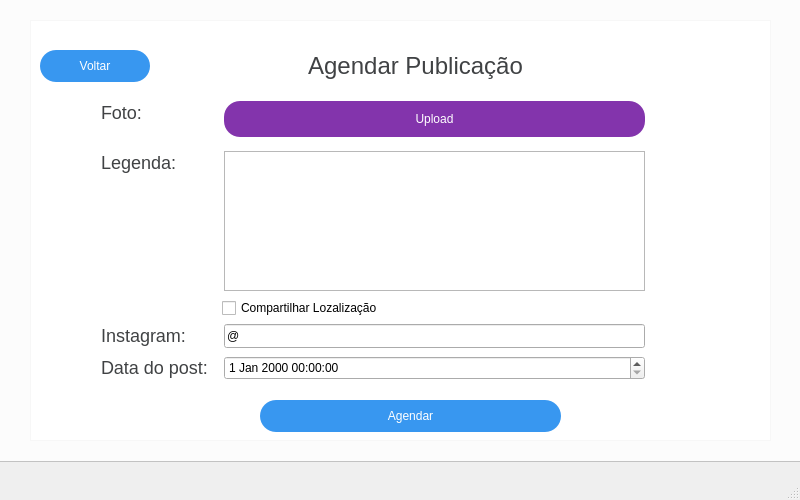
Qt form post_scheduler.ui (gabrielloliveira/instascheduler) before a commit.
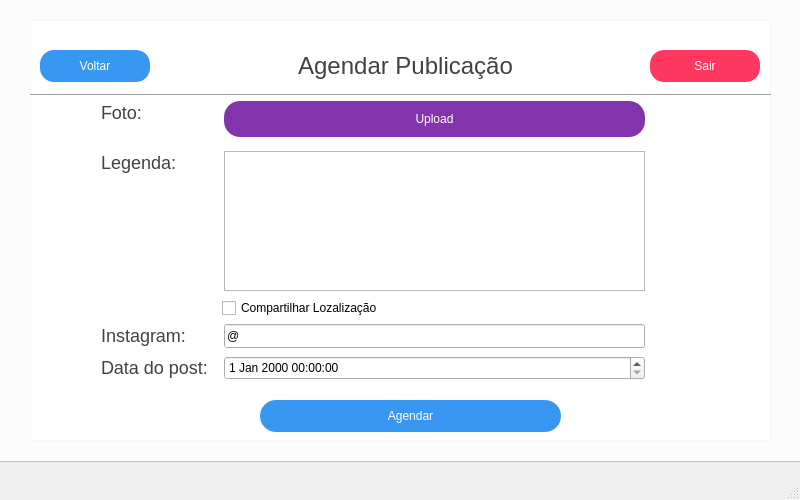
The same form after that commit.

Commit message: adicionado menu na tela de postagem

What changed in the file:
```diff
--- a/post_scheduler.ui
+++ b/post_scheduler.ui
@@ -33,7 +33,7 @@
     </property>
     <property name="geometry">
      <rect>
-      <x>280</x>
+      <x>270</x>
       <y>50</y>
       <width>271</width>
       <height>31</height>
@@ -104,28 +104,6 @@
 border: 1px solid #f7f7f7;</string>
     </property>
    </widget>
-   <widget class="QPushButton" name="button_home">
-    <property name="geometry">
-     <rect>
-      <x>40</x>
-      <y>50</y>
-      <width>110</width>
-      <height>32</height>
-     </rect>
-    </property>
-    <property name="cursor">
-     <cursorShape>PointingHandCursor</cursorShape>
-    </property>
-    <property name="styleSheet">
-     <string notr="true">background-color: #3897f0;
-color: white;
-border-color: #3897f0;
-border-radius: 16px;</string>
-    </property>
-    <property name="text">
-     <string>Voltar</string>
-    </property>
-   </widget>
    <widget class="QWidget" name="layoutWidget">
     <property name="geometry">
      <rect>
@@ -287,13 +265,69 @@
      </rect>
     </property>
    </widget>
+   <widget class="Line" name="line">
+    <property name="geometry">
+     <rect>
+      <x>30</x>
+      <y>80</y>
+      <width>741</width>
+      <height>31</height>
+     </rect>
+    </property>
+    <property name="orientation">
+     <enum>Qt::Horizontal</enum>
+    </property>
+   </widget>
+   <widget class="QPushButton" name="home_button">
+    <property name="geometry">
+     <rect>
+      <x>40</x>
+      <y>50</y>
+      <width>110</width>
+      <height>32</height>
+     </rect>
+    </property>
+    <property name="cursor">
+     <cursorShape>PointingHandCursor</cursorShape>
+    </property>
+    <property name="styleSheet">
+     <string notr="true">background-color: #3897f0;
+color: white;
+border-color: #3897f0;
+border-radius: 14px;</string>
+    </property>
+    <property name="text">
+     <string>Voltar</string>
+    </property>
+   </widget>
+   <widget class="QPushButton" name="logout_button">
+    <property name="geometry">
+     <rect>
+      <x>650</x>
+      <y>50</y>
+      <width>110</width>
+      <height>32</height>
+     </rect>
+    </property>
+    <property name="cursor">
+     <cursorShape>PointingHandCursor</cursorShape>
+    </property>
+    <property name="styleSheet">
+     <string notr="true">background-color: #ff3860;
+color: white;
+border-color: #ff3860;
+border-radius: 14px;</string>
+    </property>
+    <property name="text">
+     <string>Sair</string>
+    </property>
+   </widget>
    <zorder>layoutWidget</zorder>
    <zorder>columnView</zorder>
    <zorder>columnView_2</zorder>
    <zorder>label</zorder>
    <zorder>label_3</zorder>
    <zorder>scheduler_button</zorder>
-   <zorder>button_home</zorder>
    <zorder>label_4</zorder>
    <zorder>button_upload</zorder>
    <zorder>subtitle_field</zorder>
@@ -302,6 +336,9 @@
    <zorder>instagram_field</zorder>
    <zorder>label_6</zorder>
    <zorder>date_scheduler_field</zorder>
+   <zorder>line</zorder>
+   <zorder>home_button</zorder>
+   <zorder>logout_button</zorder>
   </widget>
   <widget class="QMenuBar" name="menubar">
    <property name="geometry">
```
